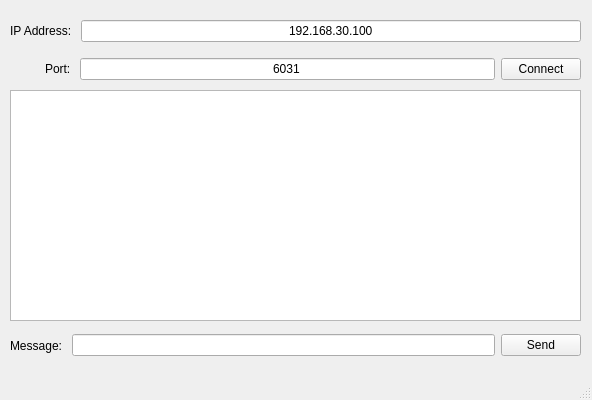
Above: tcpserver.ui from GaneshChintalapaty/TCPServer_QTApplication before the change. Below: the same form after it.
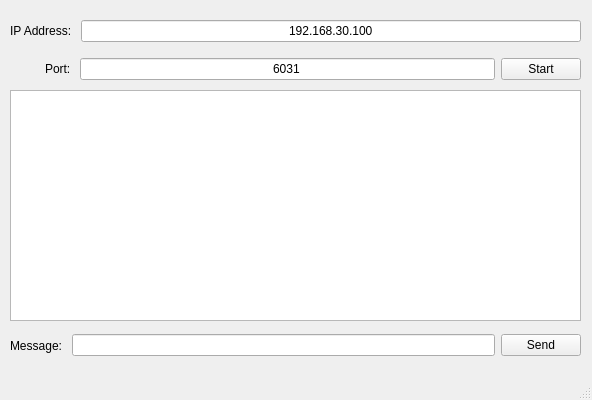
That is the form after the change.

What changed in the file:
```diff
--- a/tcpserver.ui
+++ b/tcpserver.ui
@@ -58,7 +58,7 @@
      </item>
     </layout>
    </widget>
-   <widget class="QWidget" name="">
+   <widget class="QWidget" name="layoutWidget">
     <property name="geometry">
      <rect>
       <x>10</x>
@@ -127,7 +127,7 @@
        <item>
         <widget class="QPushButton" name="btnToStartTCPServer">
          <property name="text">
-          <string>Connect</string>
+          <string>Start</string>
          </property>
         </widget>
        </item>
```
Left out of the diff: 2 changed lines with no effect on the pictures.
